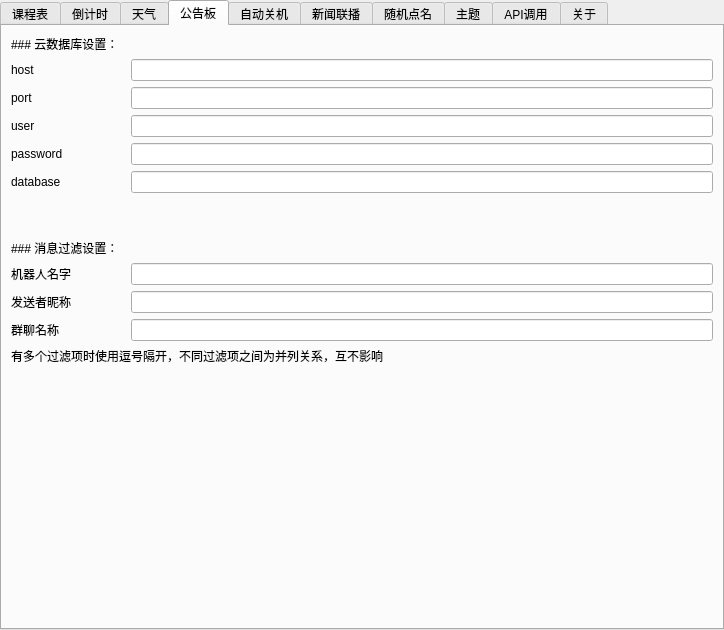
Old version of the form ui/setting.ui in the repository Return-Log/Education-Clock.
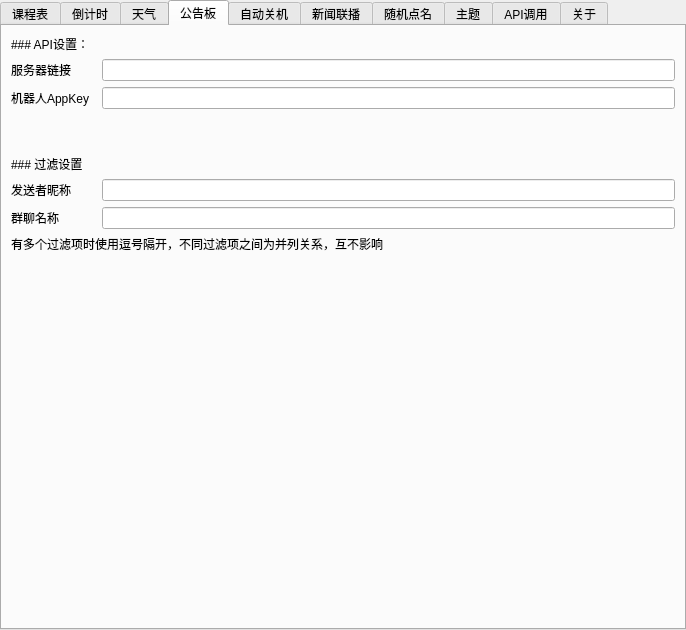
New version of the form. The open tabs and pages were chosen to show the change. Icons and pictures are not drawn.

Commit message: v5.0 优化服务端逻辑，客户端支持解析图片

Diff of the .ui file:
```diff
--- a/ui/setting.ui
+++ b/ui/setting.ui
@@ -6,7 +6,7 @@
    <rect>
     <x>0</x>
     <y>0</y>
-    <width>724</width>
+    <width>686</width>
     <height>629</height>
    </rect>
   </property>
@@ -375,21 +375,34 @@
        <string>公告板</string>
       </attribute>
       <layout class="QGridLayout" name="gridLayout_4" columnstretch="0,0,0">
-       <item row="5" column="2">
-        <widget class="QLineEdit" name="lineEdit_7">
+       <item row="1" column="2">
+        <widget class="QLineEdit" name="lineEdit_3">
          <property name="echoMode">
-          <enum>QLineEdit::Password</enum>
+          <enum>QLineEdit::Normal</enum>
          </property>
         </widget>
        </item>
-       <item row="5" column="0">
-        <widget class="QLabel" name="label_15">
+       <item row="6" column="0">
+        <widget class="QLabel" name="label_19">
          <property name="text">
-          <string>database</string>
+          <string>群聊名称</string>
          </property>
         </widget>
        </item>
-       <item row="12" column="0">
+       <item row="7" column="0" colspan="3">
+        <widget class="QLabel" name="label_28">
+         <property name="text">
+          <string>有多个过滤项时使用逗号隔开，不同过滤项之间为并列关系，互不影响</string>
+         </property>
+         <property name="textFormat">
+          <enum>Qt::PlainText</enum>
+         </property>
+        </widget>
+       </item>
+       <item row="6" column="2">
+        <widget class="QLineEdit" name="lineEdit_10"/>
+       </item>
+       <item row="8" column="0">
         <spacer name="verticalSpacer_3">
          <property name="orientation">
           <enum>Qt::Vertical</enum>
@@ -402,95 +415,47 @@
          </property>
         </spacer>
        </item>
-       <item row="2" column="0">
-        <widget class="QLabel" name="label_12">
-         <property name="text">
-          <string>port</string>
+       <item row="3" column="0">
+        <spacer name="verticalSpacer_6">
+         <property name="orientation">
+          <enum>Qt::Vertical</enum>
          </property>
-        </widget>
+         <property name="sizeType">
+          <enum>QSizePolicy::Minimum</enum>
+         </property>
+         <property name="sizeHint" stdset="0">
+          <size>
+           <width>20</width>
+           <height>40</height>
+          </size>
+         </property>
+        </spacer>
        </item>
-       <item row="9" column="0">
+       <item row="5" column="0">
         <widget class="QLabel" name="label_18">
          <property name="text">
           <string>发送者昵称</string>
          </property>
         </widget>
        </item>
-       <item row="10" column="2">
-        <widget class="QLineEdit" name="lineEdit_10"/>
-       </item>
-       <item row="10" column="0">
-        <widget class="QLabel" name="label_19">
-         <property name="text">
-          <string>群聊名称</string>
-         </property>
-        </widget>
-       </item>
        <item row="1" column="0">
         <widget class="QLabel" name="label_11">
          <property name="text">
-          <string>host</string>
+          <string>服务器链接</string>
          </property>
         </widget>
        </item>
-       <item row="8" column="0">
-        <widget class="QLabel" name="label_17">
+       <item row="2" column="0">
+        <widget class="QLabel" name="label_12">
          <property name="text">
-          <string>机器人名字</string>
-         </property>
-        </widget>
-       </item>
-       <item row="6" column="0">
-        <spacer name="verticalSpacer_6">
-         <property name="orientation">
-          <enum>Qt::Vertical</enum>
-         </property>
-         <property name="sizeType">
-          <enum>QSizePolicy::Minimum</enum>
-         </property>
-         <property name="sizeHint" stdset="0">
-          <size>
-           <width>20</width>
-           <height>40</height>
-          </size>
-         </property>
-        </spacer>
-       </item>
-       <item row="1" column="2">
-        <widget class="QLineEdit" name="lineEdit_3">
-         <property name="echoMode">
-          <enum>QLineEdit::Password</enum>
-         </property>
-        </widget>
-       </item>
-       <item row="3" column="0">
-        <widget class="QLabel" name="label_13">
-         <property name="text">
-          <string>user</string>
-         </property>
-        </widget>
-       </item>
-       <item row="8" column="2">
-        <widget class="QLineEdit" name="lineEdit_8"/>
-       </item>
-       <item row="4" column="0">
-        <widget class="QLabel" name="label_14">
-         <property name="text">
-          <string>password</string>
-         </property>
-        </widget>
-       </item>
-       <item row="4" column="2">
-        <widget class="QLineEdit" name="lineEdit_6">
-         <property name="echoMode">
-          <enum>QLineEdit::Password</enum>
+          <string>机器人AppKey</string>
          </property>
         </widget>
        </item>
        <item row="0" column="0">
         <widget class="QLabel" name="label_5">
          <property name="text">
-          <string>### 云数据库设置：</string>
+          <string>### API设置：</string>
          </property>
          <property name="textFormat">
           <enum>Qt::MarkdownText</enum>
@@ -500,39 +465,22 @@
          </property>
         </widget>
        </item>
-       <item row="3" column="2">
-        <widget class="QLineEdit" name="lineEdit_5">
-         <property name="echoMode">
-          <enum>QLineEdit::Password</enum>
-         </property>
-        </widget>
-       </item>
        <item row="2" column="2">
         <widget class="QLineEdit" name="lineEdit_4"/>
        </item>
-       <item row="9" column="2">
+       <item row="5" column="2">
         <widget class="QLineEdit" name="lineEdit_9"/>
        </item>
-       <item row="7" column="0">
-        <widget class="QLabel" name="label_16">
+       <item row="4" column="0">
+        <widget class="QLabel" name="label_13">
          <property name="text">
-          <string>### 消息过滤设置：</string>
+          <string>### 过滤设置</string>
          </property>
          <property name="textFormat">
           <enum>Qt::MarkdownText</enum>
          </property>
         </widget>
        </item>
-       <item row="11" column="0" colspan="3">
-        <widget class="QLabel" name="label_28">
-         <property name="text">
-          <string>有多个过滤项时使用逗号隔开，不同过滤项之间为并列关系，互不影响</string>
-         </property>
-         <property name="textFormat">
-          <enum>Qt::PlainText</enum>
-         </property>
-        </widget>
-       </item>
       </layout>
      </widget>
      <widget class="QWidget" name="tab_4">
```
Left out of the diff: 139 changed lines with no effect on the pictures. The commit also changes 5 other files.
